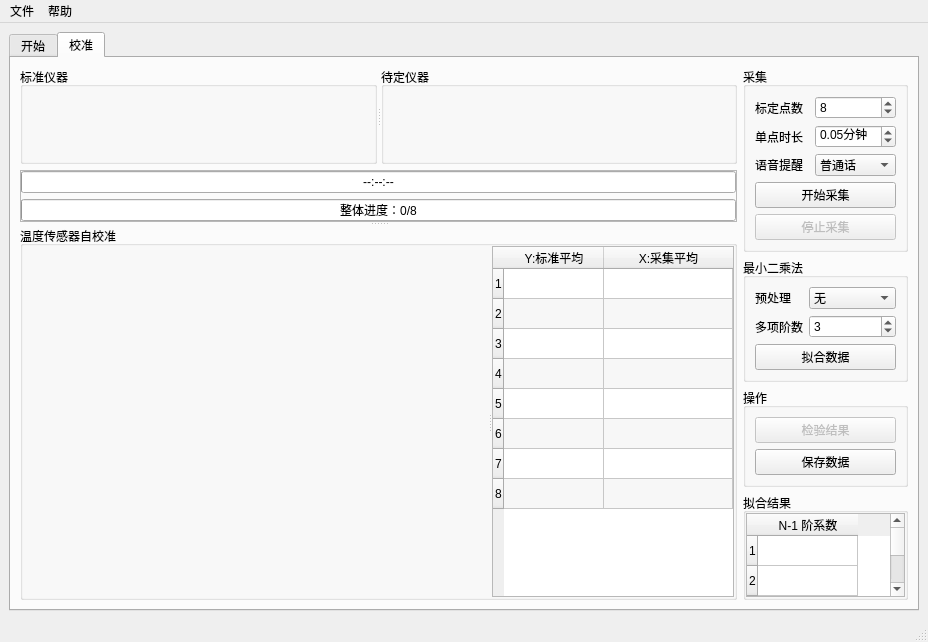
Old version of the form mainwindow.ui in the repository m-RNA/TemperatureSelfCorrectionBasedOnQtSerial.
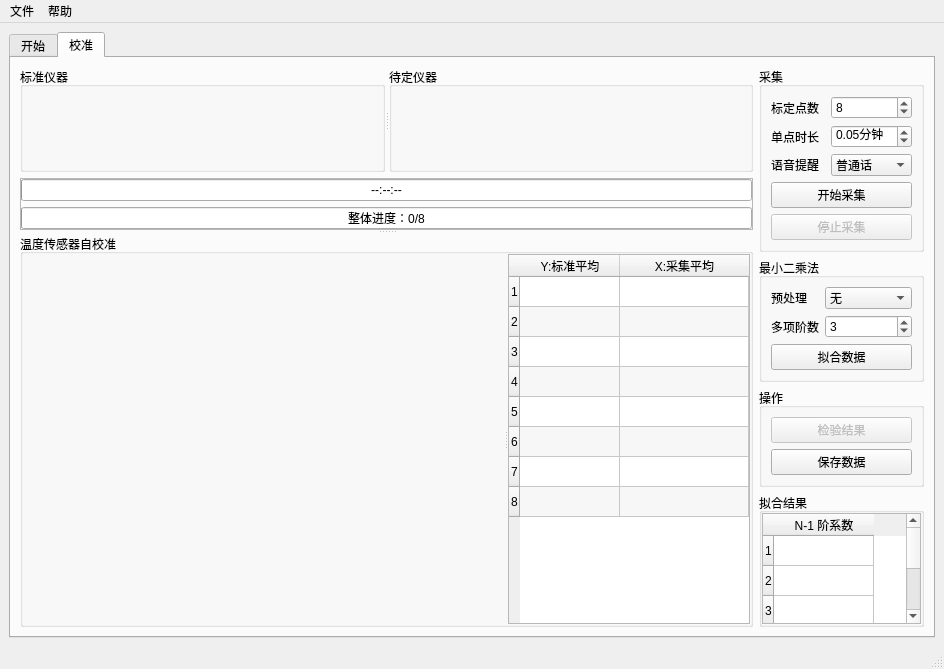
New version of the form. Icons and pictures are not drawn. Custom widgets are drawn as their Qt base class.

Commit message: 功能：添加自动保存xlsx可选菜单，并关联起来；添加保存菜单和快捷键；缺点：主界面看起来不和谐

Patch:
```diff
--- a/mainwindow.ui
+++ b/mainwindow.ui
@@ -6,8 +6,8 @@
    <rect>
     <x>0</x>
     <y>0</y>
-    <width>928</width>
-    <height>642</height>
+    <width>944</width>
+    <height>669</height>
    </rect>
   </property>
   <property name="sizePolicy">
@@ -715,6 +715,12 @@
                 <property name="editTriggers">
                  <set>QAbstractItemView::NoEditTriggers</set>
                 </property>
+                <property name="alternatingRowColors">
+                 <bool>false</bool>
+                </property>
+                <property name="sortingEnabled">
+                 <bool>false</bool>
+                </property>
                 <property name="rowCount">
                  <number>4</number>
                 </property>
@@ -765,7 +771,7 @@
     <rect>
      <x>0</x>
      <y>0</y>
-     <width>928</width>
+     <width>944</width>
      <height>23</height>
     </rect>
    </property>
```
Left out of the diff: 206 changed lines with no effect on the pictures. The commit also changes 4 other files.
